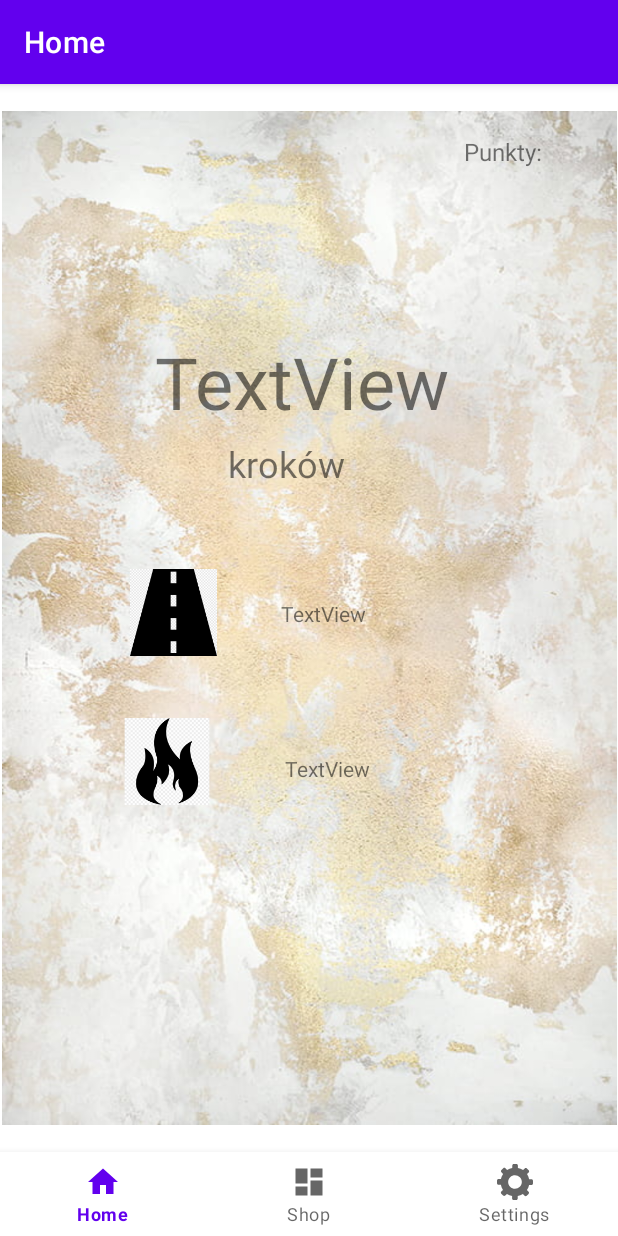
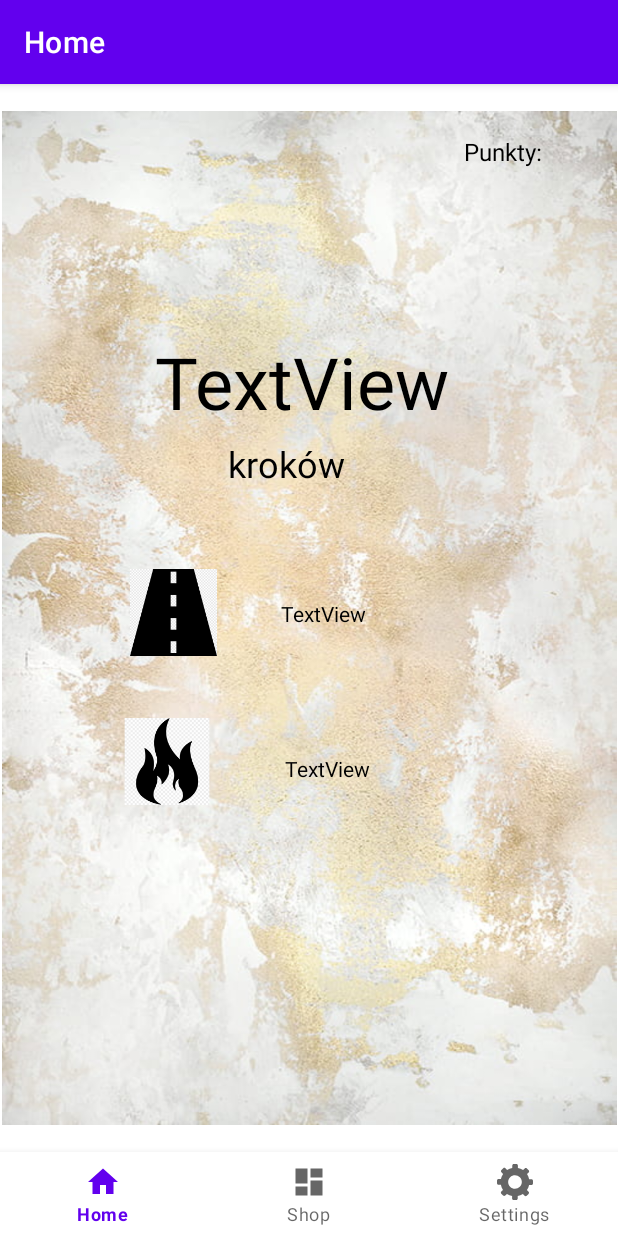
Before and after one commit to DonixMaly/projectstepper, an Android app: the screen it shows after launch (MainActivity), on a phone screen of 412 x 824 dp. Run offline under Robolectric (Android 15) with nearby library versions, the light colour scheme and no system bars; our stand-ins replace navigation-ui.

Commit message:
change text color

```diff
--- a/app/src/main/res/layout/fragment_dashboard.xml
+++ b/app/src/main/res/layout/fragment_dashboard.xml
@@ -15,6 +15,7 @@
         android:layout_marginTop="4dp"
         android:layout_marginEnd="63dp"
         android:text="Punkty:"
+        android:textColor="@color/black"
         android:textSize="24sp"
         app:layout_constraintEnd_toEndOf="parent"
         app:layout_constraintHorizontal_bias="0.495"
--- a/app/src/main/res/layout/fragment_home.xml
+++ b/app/src/main/res/layout/fragment_home.xml
@@ -16,6 +16,7 @@
         android:layout_marginEnd="155dp"
         android:text="kroków"
         android:textSize="24sp"
+        android:textColor="@color/black"
         app:layout_constraintEnd_toEndOf="parent"
         app:layout_constraintHorizontal_bias="1.0"
         app:layout_constraintStart_toStartOf="parent"
@@ -29,6 +30,7 @@
         android:layout_marginTop="69dp"
         android:layout_marginEnd="177dp"
         android:text="TextView"
+        android:textColor="@color/black"
         app:layout_constraintEnd_toEndOf="parent"
         app:layout_constraintStart_toEndOf="@+id/imageView2"
         app:layout_constraintTop_toBottomOf="@+id/textView" />
@@ -41,6 +43,7 @@
         android:layout_marginTop="84dp"
         android:layout_marginEnd="177dp"
         android:text="TextView"
+        android:textColor="@color/black"
         app:layout_constraintEnd_toEndOf="parent"
         app:layout_constraintStart_toEndOf="@+id/imageView6"
         app:layout_constraintTop_toBottomOf="@+id/textView2" />
@@ -54,6 +57,7 @@
         android:layout_marginEnd="4dp"
         android:text="Punkty: "
         android:textSize="16sp"
+        android:textColor="@color/black"
         app:layout_constraintEnd_toEndOf="parent"
         app:layout_constraintHorizontal_bias="1.0"
         app:layout_constraintStart_toStartOf="parent"
@@ -92,6 +96,7 @@
         android:layout_marginEnd="70dp"
         android:text="TextView"
         android:textSize="48sp"
+        android:textColor="@color/black"
         app:layout_constraintEnd_toEndOf="parent"
         app:layout_constraintHorizontal_bias="1.0"
         app:layout_constraintStart_toStartOf="parent"
--- a/app/src/main/res/layout/fragment_notifications.xml
+++ b/app/src/main/res/layout/fragment_notifications.xml
@@ -12,6 +12,7 @@
         android:layout_width="wrap_content"
         android:layout_height="wrap_content"
         android:text="TextView"
+        android:textColor="@color/black"
         tools:layout_editor_absoluteX="283dp"
         tools:layout_editor_absoluteY="66dp" />
 </androidx.constraintlayout.widget.ConstraintLayout>
```
